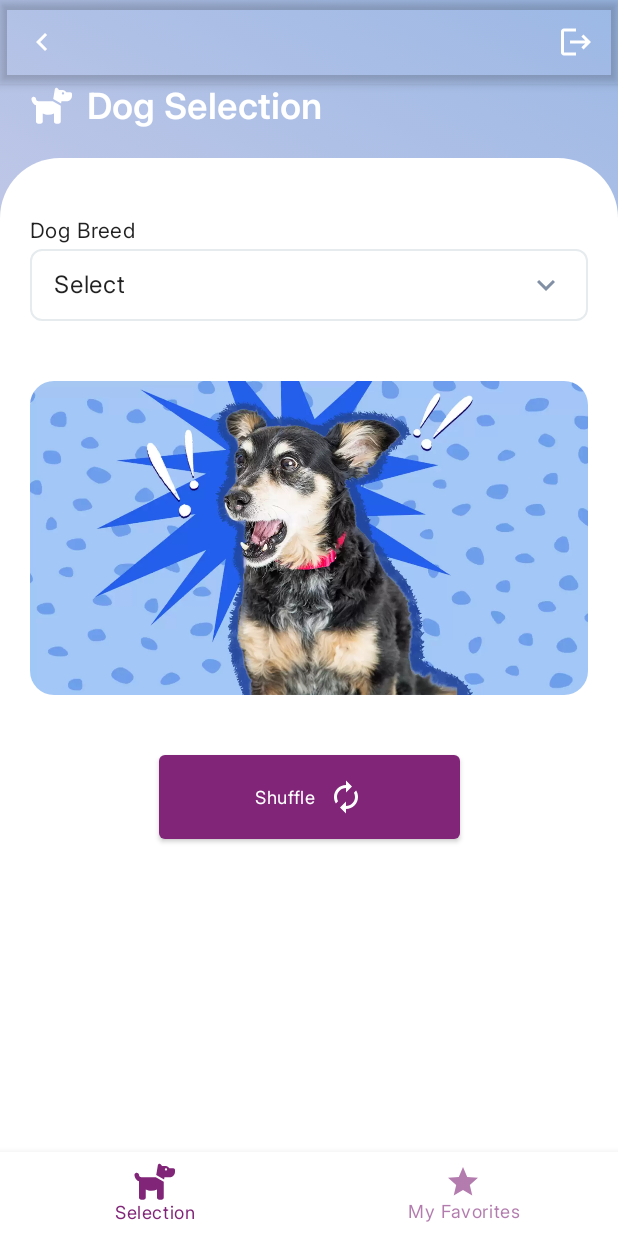
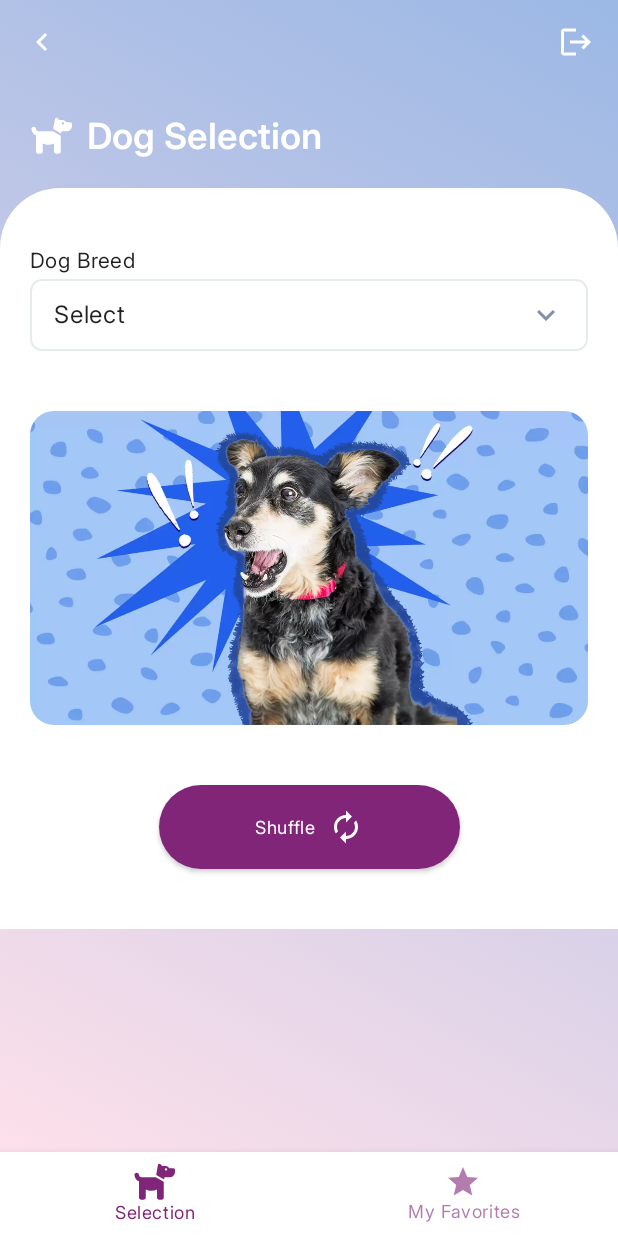
Before and after one commit to joaogouveia89/TikoDog, an Android app built with Jetpack Compose: the screen it shows after launch (MainActivity), on a phone screen of 412 x 824 dp. Run offline under Robolectric (Android 15) with nearby library versions, the phone set to English and light mode, and no system bars; Roboto replaces fonts that are not available here.

Commit message:
button bug fixing and adapt the presentation screen to vertical scroll

```diff
--- a/app/src/main/java/io/github/joaogouveia89/tikodog/MainActivity.kt
+++ b/app/src/main/java/io/github/joaogouveia89/tikodog/MainActivity.kt
@@ -11,7 +11,7 @@ import io.github.joaogouveia89.tikodog.ui.theme.TikoDogTheme
 class MainActivity : ComponentActivity() {
     override fun onCreate(savedInstanceState: Bundle?) {
         super.onCreate(savedInstanceState)
-        enableEdgeToEdge()
+        //enableEdgeToEdge()
         setContent {
             TikoDogTheme {
                 MainScreen(
--- a/app/src/main/java/io/github/joaogouveia89/tikodog/core/presentation/MainScreen.kt
+++ b/app/src/main/java/io/github/joaogouveia89/tikodog/core/presentation/MainScreen.kt
@@ -5,7 +5,9 @@ import androidx.compose.foundation.layout.padding
 import androidx.compose.material.Scaffold
 import androidx.compose.runtime.Composable
 import androidx.compose.ui.Modifier
+import androidx.compose.ui.tooling.preview.Preview
 import androidx.navigation.NavHostController
+import androidx.navigation.compose.rememberNavController
 import io.github.joaogouveia89.tikodog.core.navigation.BottomNavigationBar
 import io.github.joaogouveia89.tikodog.core.navigation.NavigationGraph
 
@@ -23,3 +25,9 @@ fun MainScreen(navController: NavHostController) {
         }
     )
 }
+
+@Preview
+@Composable
+private fun MainScreenPreview() {
+    MainScreen(navController = rememberNavController())
+}
--- a/app/src/main/java/io/github/joaogouveia89/tikodog/core/presentation/TikoDogTopBar.kt
+++ b/app/src/main/java/io/github/joaogouveia89/tikodog/core/presentation/TikoDogTopBar.kt
@@ -10,6 +10,7 @@ import androidx.compose.runtime.Composable
 import androidx.compose.ui.Modifier
 import androidx.compose.ui.graphics.Color
 import androidx.compose.ui.tooling.preview.Preview
+import androidx.compose.ui.unit.dp
 
 @Composable
 fun TikoDogTopBar(
@@ -21,6 +22,7 @@ fun TikoDogTopBar(
         modifier = modifier,
         title = {},
         backgroundColor = Color.Transparent,
+        elevation = 0.dp,
         navigationIcon = {
             IconButton(
                 onClick = onBackClick,
--- a/app/src/main/java/io/github/joaogouveia89/tikodog/core/presentation/components/TikoDogButton.kt
+++ b/app/src/main/java/io/github/joaogouveia89/tikodog/core/presentation/components/TikoDogButton.kt
@@ -2,6 +2,7 @@ package io.github.joaogouveia89.tikodog.core.presentation.components
 
 import androidx.compose.foundation.layout.Row
 import androidx.compose.foundation.layout.padding
+import androidx.compose.foundation.shape.RoundedCornerShape
 import androidx.compose.material.Button
 import androidx.compose.material.ButtonDefaults
 import androidx.compose.material.Icon
@@ -30,6 +31,7 @@ fun TikoDogButton(
 ) {
     Button(
         modifier = modifier,
+        shape = RoundedCornerShape(77.dp),
         content = {
             Row(
                 modifier = Modifier.padding(horizontal = 48.dp, vertical = 8.dp)
--- a/app/src/main/java/io/github/joaogouveia89/tikodog/dogSelection/presentation/DogPresentationContent.kt
+++ b/app/src/main/java/io/github/joaogouveia89/tikodog/dogSelection/presentation/DogPresentationContent.kt
@@ -12,8 +12,10 @@ import androidx.compose.foundation.layout.fillMaxWidth
 import androidx.compose.foundation.layout.offset
 import androidx.compose.foundation.layout.padding
 import androidx.compose.foundation.layout.size
+import androidx.compose.foundation.rememberScrollState
 import androidx.compose.foundation.shape.CircleShape
 import androidx.compose.foundation.shape.RoundedCornerShape
+import androidx.compose.foundation.verticalScroll
 import androidx.compose.material.Icon
 import androidx.compose.material.IconButton
 import androidx.compose.material.MaterialTheme
@@ -59,7 +61,10 @@ fun DogPresentationContent(
     onFavoriteClick: () -> Unit
 ) {
     Column(
-        modifier = Modifier.padding(paddingValues)
+        modifier = Modifier
+            .padding(paddingValues)
+            .padding(top = 20.dp)
+            .verticalScroll(rememberScrollState())
     ) {
         TikoDogPanelScreen(
             header = PanelScreenHeader(
@@ -108,7 +113,7 @@ private fun PanelContent(
 
         TikoDogButton(
             modifier = Modifier
-                .padding(top = 40.dp)
+                .padding(vertical = 40.dp)
                 .align(Alignment.CenterHorizontally),
             text = stringResource(R.string.shuffle),
             trailIcon = Icons.Default.Autorenew,
```
